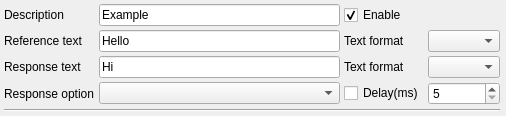
x-tools-author/x-tools, file src/debuggers/debugger/plugins/autoresponse/SAKDebuggerPluginAutoResponseItem.ui: the form before one commit.
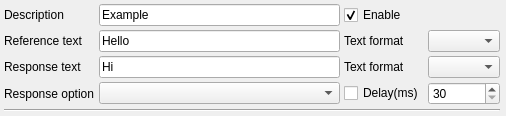
The form after the commit.

```diff
--- a/src/debuggers/debugger/plugins/autoresponse/SAKDebuggerPluginAutoResponseItem.ui
+++ b/src/debuggers/debugger/plugins/autoresponse/SAKDebuggerPluginAutoResponseItem.ui
@@ -141,7 +141,10 @@
    <item row="3" column="3">
     <widget class="QSpinBox" name="delayResponseSpinBox">
      <property name="minimum">
-      <number>5</number>
+      <number>30</number>
+     </property>
+     <property name="maximum">
+      <number>3000</number>
      </property>
     </widget>
    </item>
```
